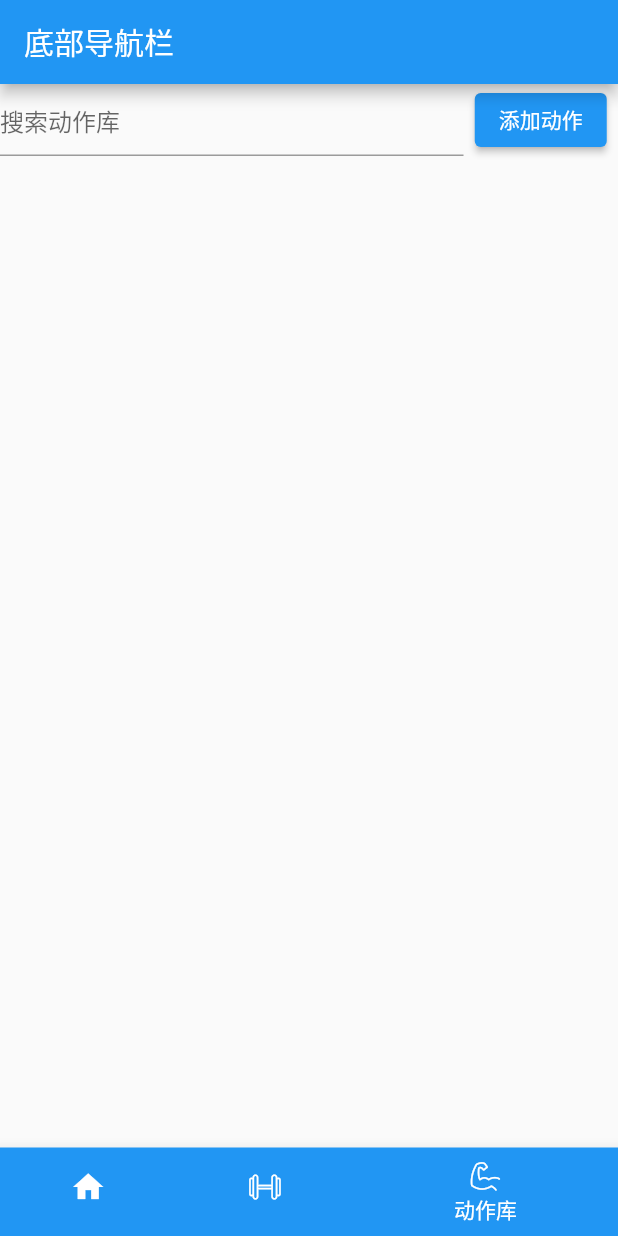
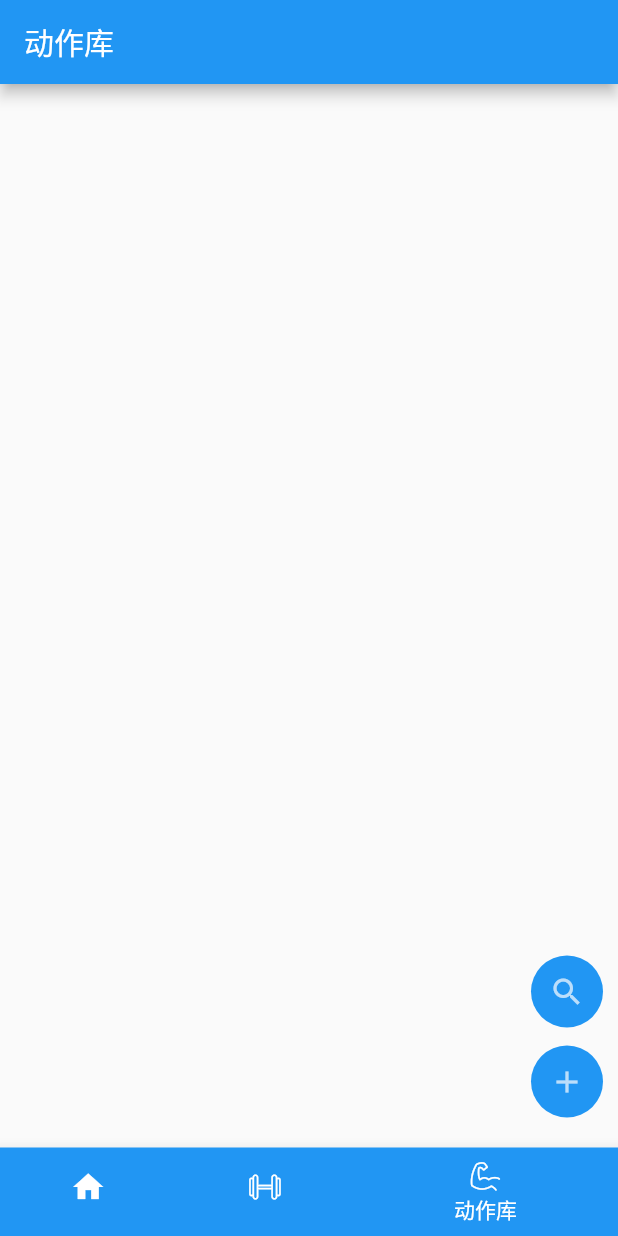
Before and after one commit to coco-w/fitness_management, a Flutter app: the screen it shows after launch, item 3 of the bottom bar chosen, on a phone screen of 412 x 824 dp. Run offline on Flutter 3.47's test engine with Material 2 defaults, Android fonts, the phone set to English and light mode, and no system bars.

Commit message:
feat: 动作库添加按钮

```diff
--- a/lib/actionLibary/index.dart
+++ b/lib/actionLibary/index.dart
@@ -12,37 +12,36 @@ class ActionLibary extends StatefulWidget {
 class _ActionLibary extends State<ActionLibary> {
   @override
   Widget build(BuildContext context) {
-    return Container(
-        width: double.infinity,
-        child: Row(
-          mainAxisAlignment: MainAxisAlignment.center,
-          crossAxisAlignment: CrossAxisAlignment.center,
-          children: <Widget>[
-            Expanded(
-              // wrap your Column in Expanded
-              flex: 18,
-              child: Column(
-                children: <Widget>[
-                  TextField(
-                    decoration: InputDecoration(
-                      // border: OutlineInputBorder(),
-                      hintText: '搜索动作库',
-                    ),
-                  ),
-                ],
+    return SizedBox(
+      width: double.infinity,
+      height: double.infinity,
+      child: Stack(children: [
+        Positioned(
+            right: 10,
+            bottom: 20,
+            child: CircleAvatar(
+              radius: 24,
+              backgroundColor: Colors.blue,
+              child: IconButton(
+                icon: Icon(Icons.add),
+                onPressed: onPressed,
+                iconSize: 24,
               ),
-            ),
-            Expanded(
-              flex: 6,
-              // wrap your Column in Expanded
-              child: Column(
-                children: <Widget>[
-                  ElevatedButton(onPressed: onPressed, child: Text('添加动作'))
-                ],
+            )),
+        Positioned(
+            right: 10,
+            bottom: 80,
+            child: CircleAvatar(
+              radius: 24,
+              backgroundColor: Colors.blue,
+              child: IconButton(
+                icon: Icon(Icons.search),
+                onPressed: onPressed,
+                iconSize: 24,
               ),
-            ),
-          ],
-        ));
+            )),
+      ]),
+    );
   }
 
   void onPressed() {}
--- a/lib/index.dart
+++ b/lib/index.dart
@@ -45,7 +45,7 @@ class _IndexState extends State<IndexPage> {
   Widget build(BuildContext build) {
     return Scaffold(
       appBar: AppBar(
-        title: const Text('底部导航栏'),
+        title: Text(bottomNavItems[currentIndex].label as String),
       ),
       bottomNavigationBar: BottomNavigationBar(
         items: bottomNavItems,
--- a/lib/main.dart
+++ b/lib/main.dart
@@ -14,18 +14,9 @@ class MyApp extends StatelessWidget {
     return MaterialApp(
       title: 'Flutter Demo',
       theme: ThemeData(
-        // This is the theme of your application.
-        //
-        // Try running your application with "flutter run". You'll see the
-        // application has a blue toolbar. Then, without quitting the app, try
-        // changing the primarySwatch below to Colors.green and then invoke
-        // "hot reload" (press "r" in the console where you ran "flutter run",
-        // or simply save your changes to "hot reload" in a Flutter IDE).
-        // Notice that the counter didn't reset back to zero; the application
-        // is not restarted.
         primarySwatch: Colors.blue,
       ),
-      home: const IndexPage(),
+      home: IndexPage(),
     );
   }
 }
```
